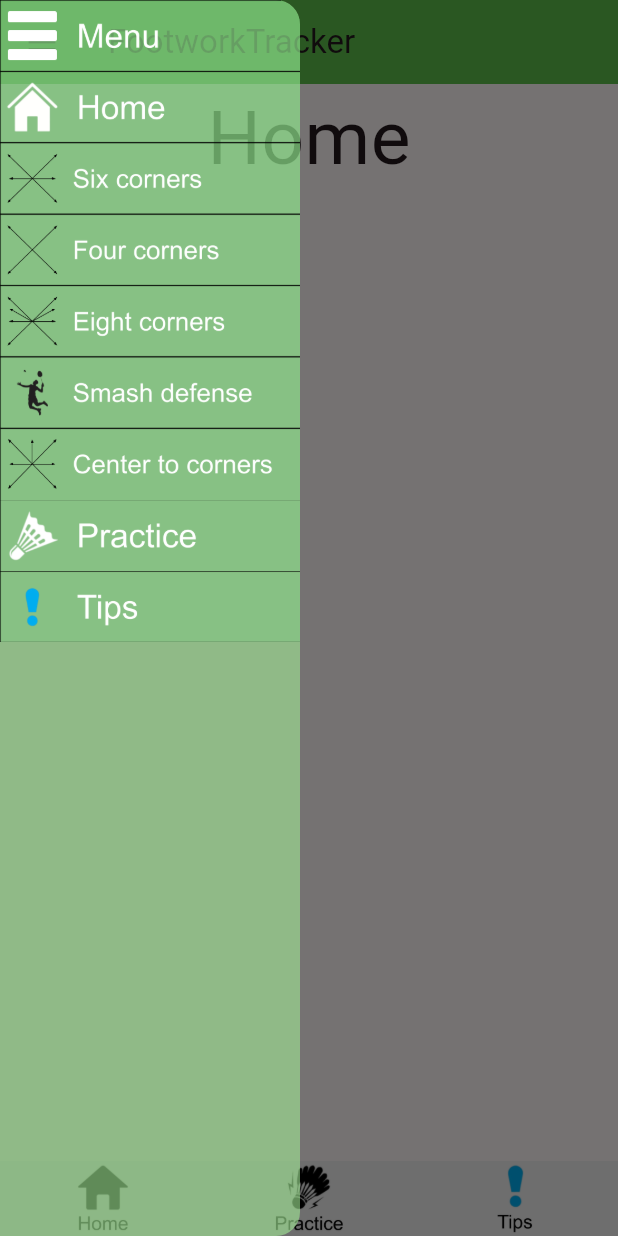
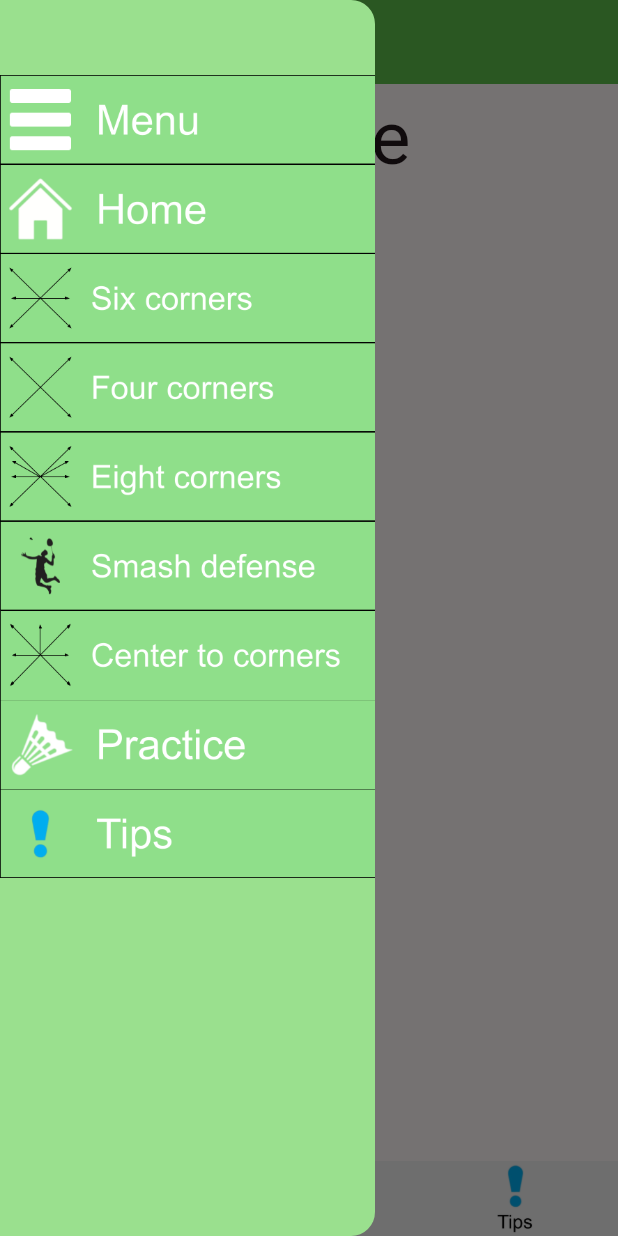
Before and after one commit to Kiaze-Wgna/footwork_tracker, a Flutter app: the screen it shows after launch, with the side drawer open, on a phone screen of 412 x 824 dp. Run offline on Flutter 3.47's test engine with Material 3 defaults, Android fonts, the light colour scheme and no system bars; our stand-ins replace flutter_svg.

Commit message:
side menu update

```diff
--- a/lib/main.dart
+++ b/lib/main.dart
@@ -82,13 +82,14 @@ Widget bottomBar(BuildContext context){
 //sideMenu
 Widget sideMenu(BuildContext context){
   return Container(
-    width: 200,
+    width: 250,
     child: Drawer(
-      backgroundColor: Color.fromARGB(150, 163, 236, 150),
+      backgroundColor: Color.fromARGB(255, 154, 224, 142),
       child:Column(
         mainAxisAlignment: MainAxisAlignment.start,
         crossAxisAlignment: CrossAxisAlignment.start,
         children: [
+          SizedBox(width: 5, height: 50),
           Flexible(
             child:GestureDetector(
               child:Image.asset("Assets/Images/Menu.png"),
```
